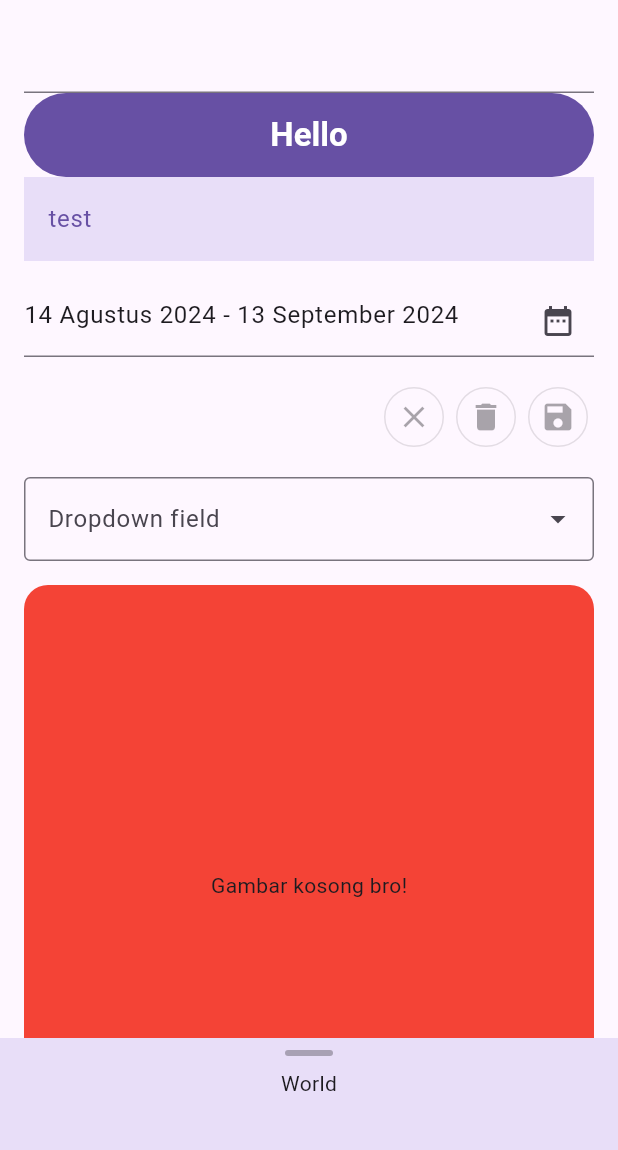
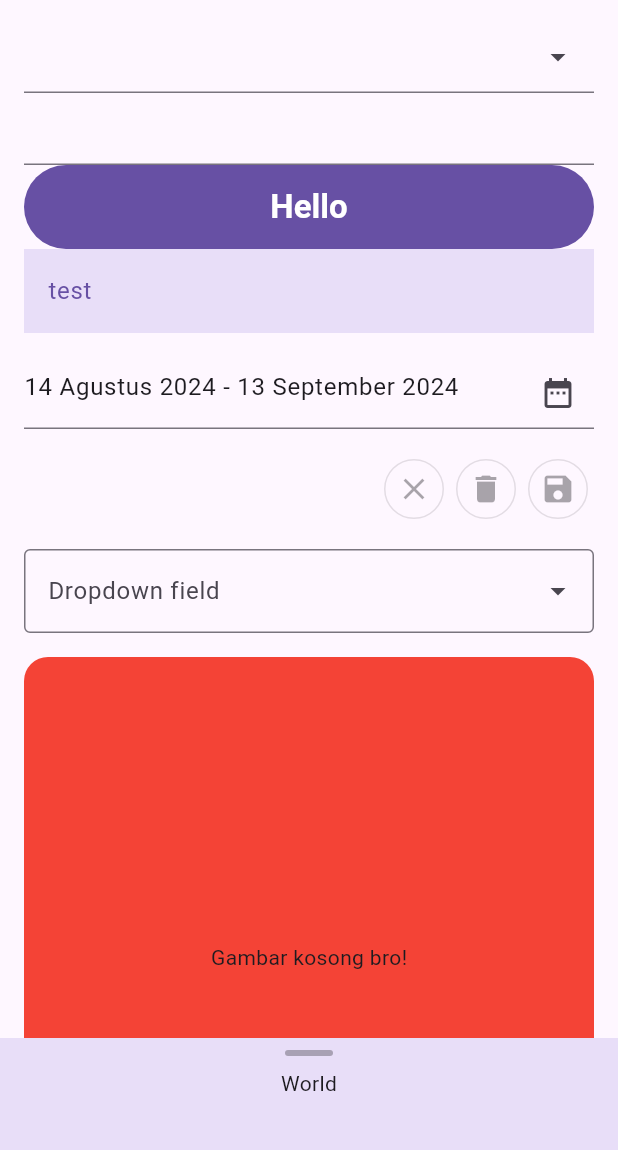
Before and after one commit to BlastTea/MWidget, a Flutter app: the screen it shows after launch, on a phone screen of 412 x 824 dp, the part 63-1213 px from its top. Run offline on Flutter 3.47's test engine with Material 3 defaults, Android fonts, the phone set to English and light mode, and no system bars; drawn by our look-alikes of dynamic_color; our stand-ins replace cached_network_image, extended_image, flutter_colorpicker, image_picker, shared_preferences, universal_io.

```diff
--- a/example/lib/main.dart
+++ b/example/lib/main.dart
@@ -48,6 +48,7 @@ class MyHomePage extends StatefulWidget {
 
 class _MyHomePageState extends State<MyHomePage> {
   final TextEditingController _textController = TextEditingController();
+  final TextEditingController _textControllerDropdownField = TextEditingController();
   final TextEditingControllerThousandFormat _textControllerThousandFormat = TextEditingControllerThousandFormat(invertThousandSeparator: true);
 
   final double imageHeight = 400.0;
@@ -62,7 +63,7 @@ class _MyHomePageState extends State<MyHomePage> {
 
   @override
   Widget build(BuildContext context) {
-    timeDilation = 10.0;
+    timeDilation = 1.0;
 
     return SizedBox(
       width: MediaQuery.sizeOf(context).width,
@@ -123,6 +124,19 @@ class _MyHomePageState extends State<MyHomePage> {
             body: ListView(
               padding: responsivePadding(MediaQuery.sizeOf(context)),
               children: [
+                DropdownField(
+                  controller: _textControllerDropdownField,
+                  items: FieldItem.values
+                      .map(
+                        (e) => PopupMenuItem(
+                          value: e,
+                          child: Text(e.value),
+                        ),
+                      )
+                      .toList(),
+                  readOnly: true,
+                  onSelected: (value) => _textControllerDropdownField.text = value.value,
+                ),
                 TextField(
                   controller: _textControllerThousandFormat,
                 ),
@@ -412,3 +426,13 @@ class _MyHomePageState extends State<MyHomePage> {
     );
   }
 }
+
+enum FieldItem {
+  sapi('sapi'),
+  kerbau('kerbau'),
+  kucing('kucing'),
+  harimau('harimau');
+
+  const FieldItem(this.value);
+  final String value;
+}
--- a/lib/widgets/dropdown_field.dart
+++ b/lib/widgets/dropdown_field.dart
@@ -1,14 +1,13 @@
 part of 'widgets.dart';
 
-@Deprecated('Use DropdownMenu instead. ')
-class DropdownField extends StatelessWidget {
+class DropdownField<T> extends StatelessWidget {
   const DropdownField({
     super.key,
     this.focusNode,
     required this.controller,
     required this.items,
     this.decoration,
-    this.onValueSelected,
+    this.onSelected,
     this.autocorrect = true,
     this.autoFillHints,
     this.autofocus = false,
@@ -71,9 +70,9 @@ class DropdownField extends StatelessWidget {
 
   final FocusNode? focusNode;
   final TextEditingController controller;
-  final List<PopupMenuItem<String>> items;
+  final List<PopupMenuItem<T>> items;
   final InputDecoration? decoration;
-  final void Function(String value)? onValueSelected;
+  final void Function(T value)? onSelected;
   final bool autocorrect;
   final Iterable<String>? autoFillHints;
   final bool autofocus;
@@ -144,21 +143,17 @@ class DropdownField extends StatelessWidget {
       offset.dy,
     );
 
-    showMenu<String>(
+    showMenu<T>(
       context: context,
       position: position,
       items: items,
-      constraints: BoxConstraints.tightFor(
-        width: overlay.constraints.maxWidth,
-      ),
+      constraints: BoxConstraints.tightFor(width: overlay.constraints.maxWidth),
     ).then((value) {
-      if (value == null) {
-        return;
-      }
+      if (value == null) return;
 
-      controller.text = value;
+      // controller.text = value;
 
-      onValueSelected?.call(value);
+      onSelected?.call(value);
     });
   }
 
@@ -207,7 +202,10 @@ class DropdownField extends StatelessWidget {
         onChanged: onChanged,
         onEditingComplete: onEditingComplete,
         onSubmitted: onSubmitted,
-        onTap: onTap,
+        onTap: () {
+          _handleShowDropdownMenu(context);
+          onTap?.call();
+        },
         onTapOutside: onTapOutside,
         readOnly: readOnly,
         restorationId: restorationId,
--- a/pubspec.yaml
+++ b/pubspec.yaml
@@ -1,6 +1,6 @@
 name: m_widget
 description: A new Flutter package project.
-version: 3.10.0
+version: 3.11.0
 homepage: null
 publish_to: 'none'
 
```
Also changed, not shown: 1 other file.
